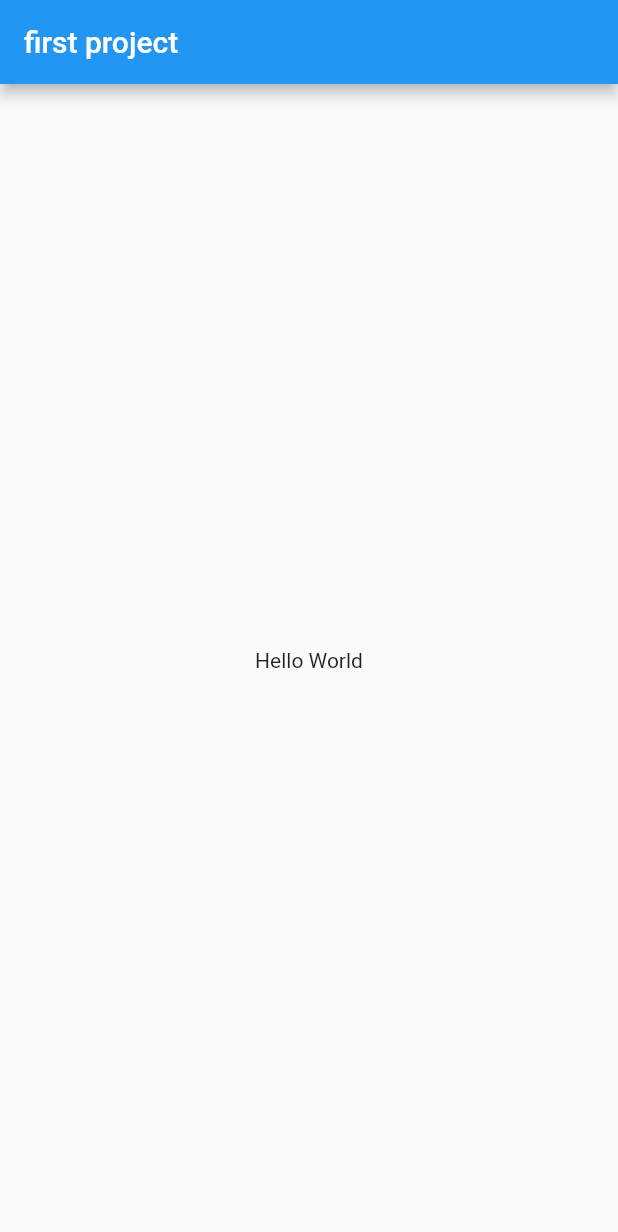
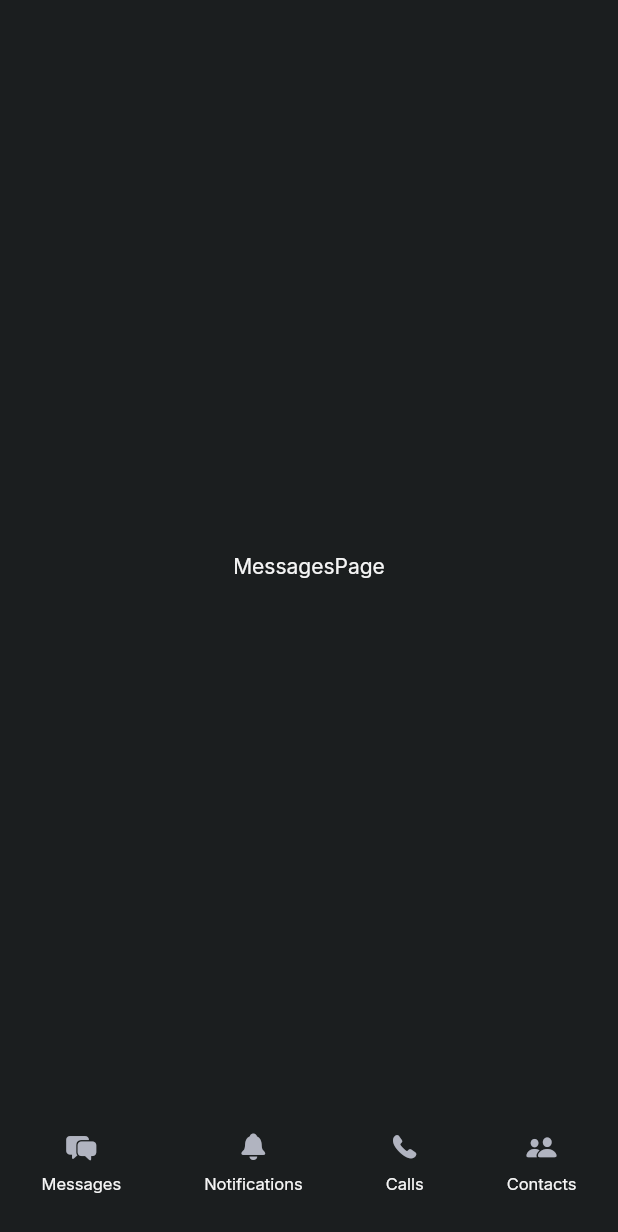
Before and after one commit to MohamedAbuAmira/chatty, a Flutter app: the screen it shows after launch, on a phone screen of 412 x 824 dp. Shown: the top 1232 px of the screen. Run offline on Flutter 3.47's test engine with Material 2 defaults, Android fonts, the phone set to English and light mode, and no system bars; our stand-ins replace google_fonts.

Commit message:
add page files

```diff
--- a/lib/main.dart
+++ b/lib/main.dart
@@ -1,22 +1,20 @@
+import 'package:chatty/screens/home_screen.dart';
+import 'package:chatty/theme.dart';
 import 'package:flutter/material.dart';
 
 void main() => runApp(MyApp());
 
 class MyApp extends StatelessWidget {
+  const MyApp({Key? key}) : super(key: key);
+
   @override
   Widget build(BuildContext context) {
     return MaterialApp(
-      title: 'Chatter',
-      home: Scaffold(
-        appBar: AppBar(
-          title: Text('first project'),
-        ),
-        body: Center(
-          child: Container(
-            child: Text('Hello World'),
-          ),
-        ),
-      ),
+      title: 'Chatty',
+      theme: AppTheme.light(),   // default theme according the platform mode (dark or light)
+      darkTheme: AppTheme.dark(), // default theme according the platform mode (dark or light)
+      themeMode: ThemeMode.dark, //the theme set always for app
+      home: const HomeScreen(),
     );
   }
 }
--- /dev/null
+++ b/lib/pages/messages_page.dart
@@ -0,0 +1,14 @@
+import 'package:flutter/material.dart';
+
+class MessagesPage extends StatelessWidget {
+  const MessagesPage({Key? key}) : super(key: key);
+
+  @override
+  Widget build(BuildContext context) {
+    return Center(
+      child: Container(
+        child: const Text('MessagesPage'),
+      ),
+    );
+  }
+}
--- a/lib/theme.dart
+++ b/lib/theme.dart
@@ -30,11 +30,11 @@ abstract class AppTheme {
   static final visualDensity = VisualDensity.adaptivePlatformDensity;
 
   /// Light theme and its settings.
-  static ThemeData light(ThemeData theme) => ThemeData(
+  static ThemeData light() => ThemeData(
         brightness: Brightness.light,
         accentColor: accentColor,
         visualDensity: visualDensity,
-        textTheme: GoogleFonts.mulishTextTheme(theme.textTheme)
+        textTheme: GoogleFonts.mulishTextTheme()
             .apply(bodyColor: AppColors.textDark),
         backgroundColor: _LightColors.background,
         scaffoldBackgroundColor: _LightColors.background,
@@ -46,11 +46,11 @@ abstract class AppTheme {
       );
 
   /// Dark theme and its settings.
-  static ThemeData dark(ThemeData theme) => ThemeData(
+  static ThemeData dark() => ThemeData(
         brightness: Brightness.dark,
         accentColor: accentColor,
         visualDensity: visualDensity,
-        textTheme: GoogleFonts.interTextTheme(theme.textTheme)
+        textTheme: GoogleFonts.interTextTheme()
             .apply(bodyColor: AppColors.textLigth),
         backgroundColor: _DarkColors.background,
         scaffoldBackgroundColor: _DarkColors.background,
```
Also changed, not shown: lib/pages/calls_page.dart (added, +14 -0 lines), lib/pages/contacts_page.dart (added, +14 -0 lines), lib/pages/notifications_page.dart (added, +14 -0 lines).
